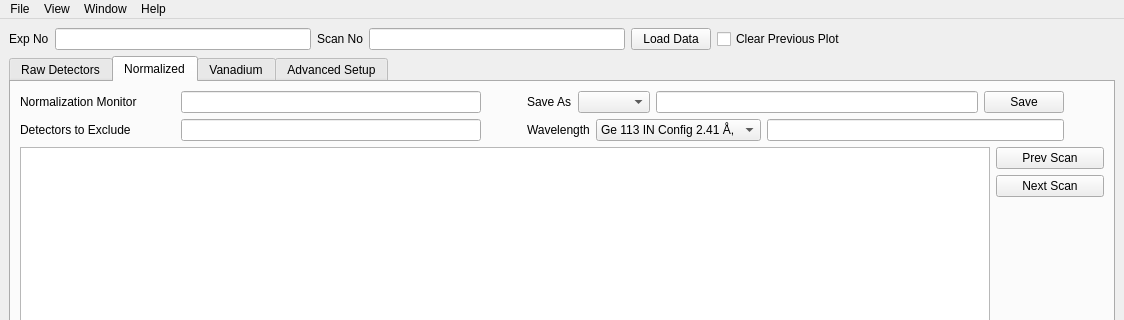
This is Code/Mantid/scripts/HFIRPowderReduction/Ui_MainWindow.ui in mantidproject/mantid as Qt 5 draws it before an edit; both pictures show x 0 to 1124 and y 0 to 320 of the 1124 by 1024 pixel window. The edited form follows.
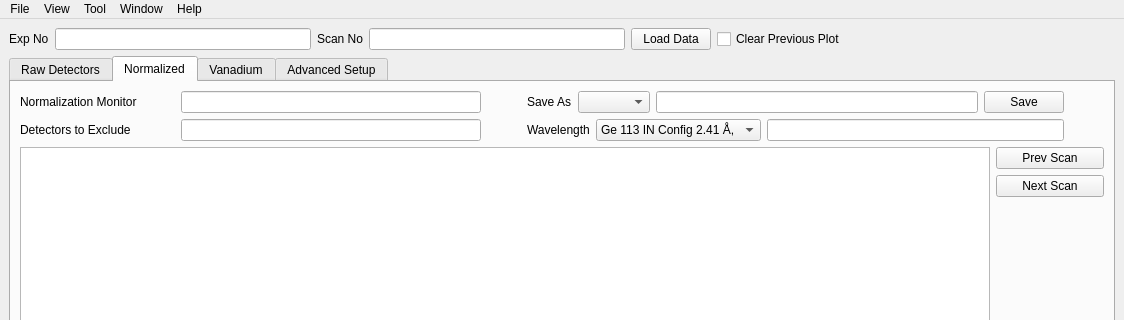
This is the edited form.

The edit to the form file:
```diff
--- a/Code/Mantid/scripts/HFIRPowderReduction/Ui_MainWindow.ui
+++ b/Code/Mantid/scripts/HFIRPowderReduction/Ui_MainWindow.ui
@@ -1095,8 +1095,15 @@
      <string>Window</string>
     </property>
    </widget>
+   <widget class="QMenu" name="menuTool">
+    <property name="title">
+     <string>Tool</string>
+    </property>
+    <addaction name="actionLoad_Setup_File"/>
+   </widget>
    <addaction name="menuFile"/>
    <addaction name="menuView"/>
+   <addaction name="menuTool"/>
    <addaction name="menuWindow"/>
    <addaction name="menuHelp"/>
   </widget>
```
Left out of the diff: 11 changed lines with no effect on the pictures. Lines whose indentation alone changed are shown as unchanged.
